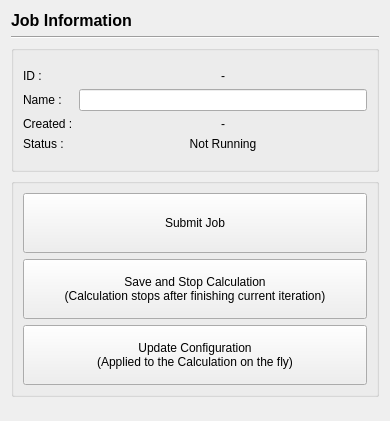
Old version of the form view/solution/process_information/job_information_page.ui in the repository nextfoam/baram.
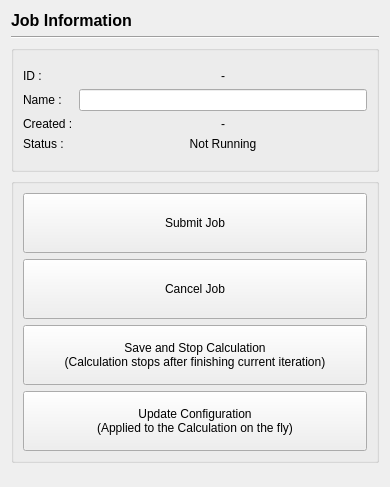
New version of the form.

Patch:
```diff
--- a/view/solution/process_information/job_information_page.ui
+++ b/view/solution/process_information/job_information_page.ui
@@ -7,7 +7,7 @@
     <x>0</x>
     <y>0</y>
     <width>390</width>
-    <height>421</height>
+    <height>487</height>
    </rect>
   </property>
   <property name="windowTitle">
@@ -141,6 +141,19 @@
         </property>
        </widget>
       </item>
+      <item>
+       <widget class="QPushButton" name="cancelJob">
+        <property name="minimumSize">
+         <size>
+          <width>0</width>
+          <height>60</height>
+         </size>
+        </property>
+        <property name="text">
+         <string>Cancel Job</string>
+        </property>
+       </widget>
+      </item>
       <item>
        <widget class="QPushButton" name="saveAndStopCalculation">
         <property name="enabled">
```
